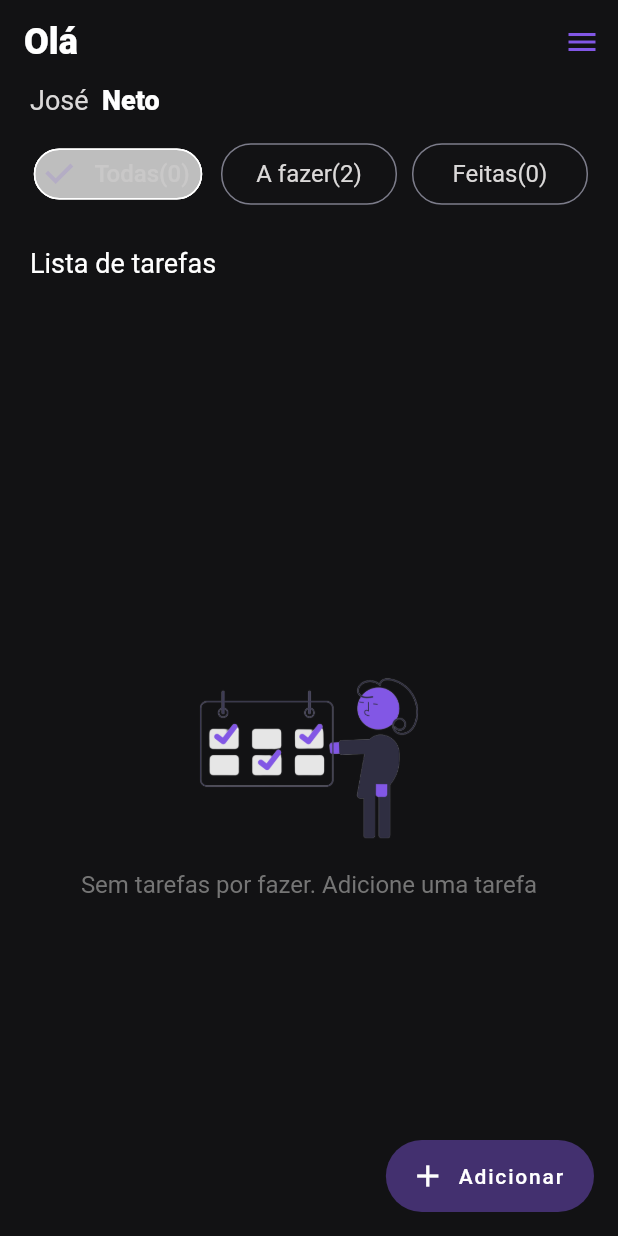
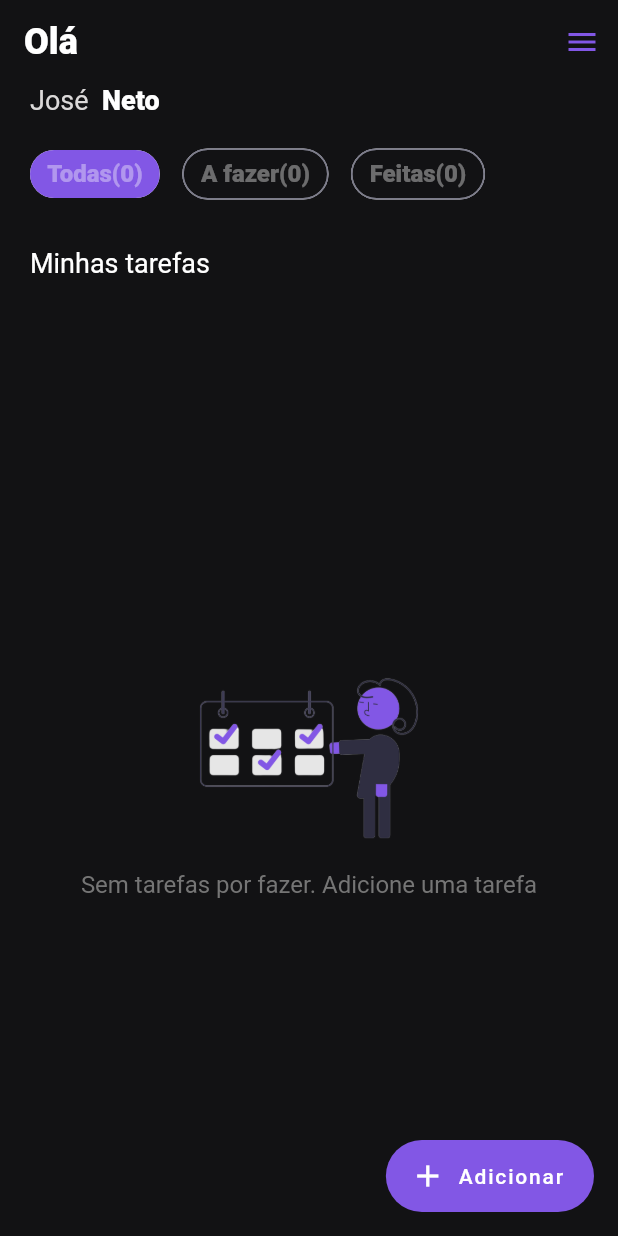
Before and after one commit to josedeneto/todo_app, a Flutter app: the screen it shows after launch, on a phone screen of 412 x 824 dp. Run offline on Flutter 3.47's test engine with Material 2 defaults, Android fonts, the phone set to English and light mode, and no system bars.

Commit message:
Delete de image, component todo_status  and add configured styl of filter

```diff
--- a/lib/app/pages/home/components/filter_chip_component.dart
+++ b/lib/app/pages/home/components/filter_chip_component.dart
@@ -24,17 +24,21 @@ class _FilterChipComponentState extends State<FilterChipComponent> {
   @override
   Widget build(BuildContext context) {
     return FilterChip(
-      backgroundColor: AppColor.chips,
-      checkmarkColor: AppColor.chips,
-      disabledColor: Colors.transparent,
-      padding: const EdgeInsets.only(left: 0),
+      showCheckmark: false,
+      selectedColor: AppColor.secondary,
+      disabledColor: AppColor.background,
+      labelStyle: AppTypography.boldText!.copyWith(
+        fontSize: 16,
+      ),
       selected: widget.isSelected,
-      label: Text('${widget.title}(${widget.todos.length})'),
+      label: Text(
+        '${widget.title}(${widget.todos.length})',
+      ),
       onSelected: widget.function,
-      labelStyle: AppTypography.normal,
-      side: widget.isSelected
+      side: !widget.isSelected
           ? const BorderSide(
-              color: AppColor.white,
+              color: AppColor.hint,
+              width: 1,
               style: BorderStyle.solid,
             )
           : BorderSide.none,
--- a/lib/app/pages/home/components/todo_status.dart
+++ /dev/null
@@ -1,34 +0,0 @@
-import 'package:flutter/material.dart';
-
-import '../../../utils/style/app_typography.dart';
-
-class TodoStatus extends StatelessWidget {
-  const TodoStatus({
-    super.key,
-    required this.todos,
-    required this.status
-  });
-
-  final List<String> todos;
-  final String status;
-
-  @override
-  Widget build(BuildContext context) {
-    return Text.rich(
-      TextSpan(children: [
-        TextSpan(
-          text: '${todos.length} ',
-          style: AppTypography.normal,
-        ),
-        TextSpan(
-          text: 'Tarefas ',
-          style: AppTypography.normal,
-        ),
-        TextSpan(
-          text: status,
-          style: AppTypography.boldText,
-        ),
-      ]),
-    );
-  }
-}
--- a/lib/app/pages/home/home_page.dart
+++ b/lib/app/pages/home/home_page.dart
@@ -7,8 +7,6 @@ import 'package:app_todo/app/utils/colors/app_color.dart';
 import 'package:app_todo/app/utils/helpers/navigators_extension.dart';
 import 'package:app_todo/app/utils/style/app_typography.dart';
 import 'package:app_todo/app/utils/widgets/app_bar_widget.dart';
-
-
 
 class HomePage extends StatefulWidget {
   const HomePage({super.key});
@@ -69,59 +67,38 @@ class _HomePageState extends State<HomePage> {
               height: 15,
             ),
             Row(
+              mainAxisAlignment: MainAxisAlignment.start,
               children: [
-                Expanded(
-                  child: FilterChipComponent(title: 'Todas', todos: todos, function: null, isSelected: true,)
-                  /* Container(
-                    padding: const EdgeInsets.all(10),
-                    decoration: BoxDecoration(
-                      color: AppColor.chips,
-                      borderRadius: BorderRadius.circular(20),
-                    ),
-                    child: const Center(
-                      child: Text('Todas(23)'),
-                    ),
-                  ),*/
+                FilterChipComponent(
+                  title: 'Todas',
+                  todos: todos,
+                  function: null,
+                  isSelected: true,
                 ),
                 const SizedBox(
-                  width: 10,
+                  width: 15,
                 ),
-                Expanded(
-                  child: Container(
-                    padding: const EdgeInsets.all(10),
-                    decoration: BoxDecoration(
-                      border: Border.all(
-                        color: AppColor.hint,
-                        width: 1,
-                      ),
-                      borderRadius: BorderRadius.circular(20),
-                    ),
-                    child: const Center(
-                      child: Text('A fazer(2)'),
-                    ),
-                  ),
+                FilterChipComponent(
+                  title: 'A fazer',
+                  todos: todos,
+                  function: null,
+                  isSelected: false,
                 ),
                 const SizedBox(
-                  width: 10,
+                  width: 15,
                 ),
-                Expanded(
-                  child: Container(
-                    padding: const EdgeInsets.all(10),
-                    decoration: BoxDecoration(
-                      border: Border.all(color: AppColor.hint, width: 1),
-                      borderRadius: BorderRadius.circular(20),
-                    ),
-                    child: const Center(
-                      child: Text('Feitas(0)'),
-                    ),
-                  ),
+                FilterChipComponent(
+                  title: 'Feitas',
+                  todos: todos,
+                  function: null,
+                  isSelected: false,
                 ),
               ],
             ),
             const SizedBox(
               height: 25,
             ),
-            Text('Lista de tarefas',
+            Text('Minhas tarefas',
                 style: AppTypography.boldText!.copyWith(
                   fontSize: 18,
                   fontWeight: FontWeight.w400,
--- a/lib/app/utils/theme/app_theme.dart
+++ b/lib/app/utils/theme/app_theme.dart
@@ -44,7 +44,7 @@ class AppTheme {
 
         floatingActionButtonTheme: const FloatingActionButtonThemeData(
           disabledElevation: 0,
-          backgroundColor: AppColor.chips,
+          backgroundColor: AppColor.secondary,
           elevation: 0,
         ),
 
```
Also changed, not shown: assets/images/2_corte.png (deleted).
